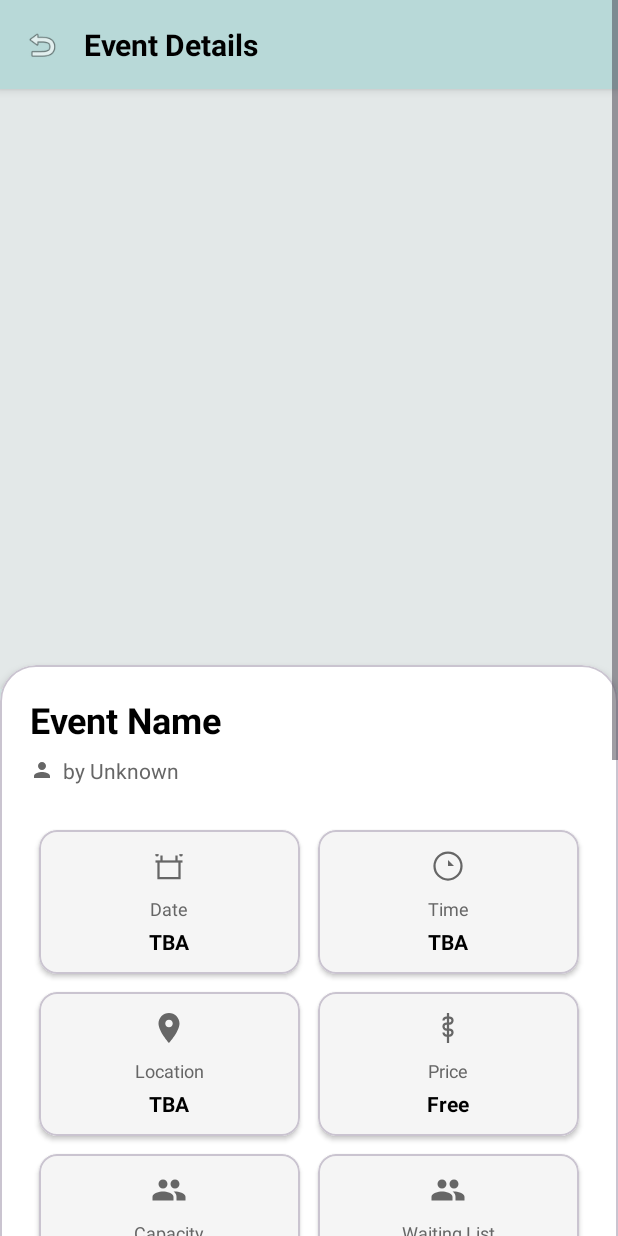
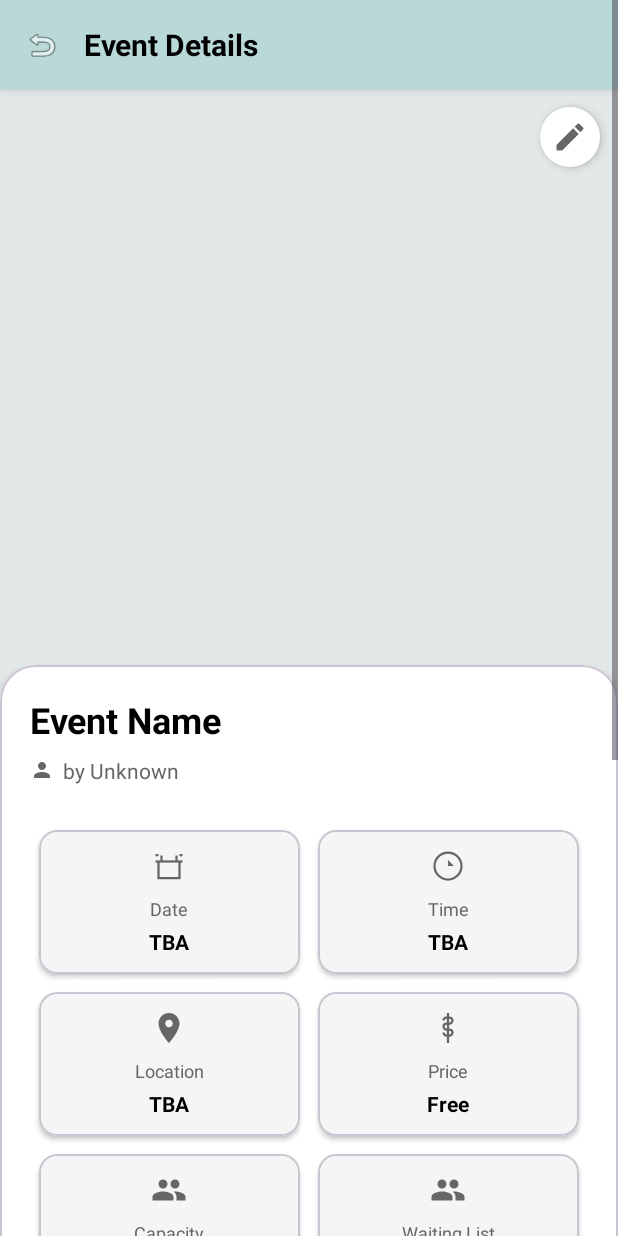
Before and after one commit to CMPUT301F25bingus/bingus0-cat, an Android app: the fragment AdminEventDetailsFragment placed in its activity, on a phone screen of 412 x 824 dp. Run offline under Robolectric (Android 15) with nearby library versions, the phone set to English and light mode, and no system bars; our stand-ins replace Firebase (no records; nobody signed in at launch, a user with empty details on screens opened directly); pictures from the network do not load; 1 statement that could not run was skipped.

Commit message:
final stuffs with all user stories

```diff
--- a/EventMaster/app/src/main/java/com/example/eventmaster/data/api/PosterRepository.java
+++ b/EventMaster/app/src/main/java/com/example/eventmaster/data/api/PosterRepository.java
@@ -6,4 +6,7 @@ import com.google.android.gms.tasks.Task;
 public interface PosterRepository {
     /** Uploads poster to Storage at posters/{eventId}.jpg and returns download URL. */
     Task<String> upload(String eventId, Uri localPoster);
+
+    /** Deletes poster from Storage at events/{eventId}/poster.jpg. */
+    Task<Void> delete(String eventId);
 }
--- /dev/null
+++ b/EventMaster/app/src/main/res/drawable/bg_rounded_white.xml
@@ -0,0 +1,8 @@
+<?xml version="1.0" encoding="utf-8"?>
+<shape xmlns:android="http://schemas.android.com/apk/res/android"
+    android:shape="oval">
+    <solid android:color="@android:color/white" />
+    <size
+        android:width="40dp"
+        android:height="40dp" />
+</shape>
--- a/EventMaster/app/src/main/res/layout/admin_fragment_event_details.xml
+++ b/EventMaster/app/src/main/res/layout/admin_fragment_event_details.xml
@@ -48,14 +48,34 @@
 
             </androidx.constraintlayout.widget.ConstraintLayout>
 
-            <!-- Event Poster Image - Larger to fit entire poster -->
+            <!-- Event Poster Image with Delete Button -->
+            <RelativeLayout
+                android:layout_width="match_parent"
+                android:layout_height="400dp">
+
                     <ImageView
                         android:id="@+id/event_poster_image"
                         android:layout_width="match_parent"
-                android:layout_height="400dp"
+                        android:layout_height="match_parent"
                         android:scaleType="centerCrop"
                         android:background="#E3E8E8"
                         android:contentDescription="Event Poster" />
+
+                <!-- Delete Button (Pencil/Edit Icon) -->
+                <ImageButton
+                    android:id="@+id/btn_delete_poster"
+                    android:layout_width="40dp"
+                    android:layout_height="40dp"
+                    android:layout_alignParentEnd="true"
+                    android:layout_alignParentTop="true"
+                    android:layout_margin="12dp"
+                    android:background="@drawable/bg_rounded_white"
+                    android:src="@drawable/ic_edit_24"
+                    android:contentDescription="Delete Poster"
+                    android:padding="8dp"
+                    android:elevation="4dp"
+                    app:tint="#666666" />
+            </RelativeLayout>
 
             <!-- White Content Card -->
             <com.google.android.material.card.MaterialCardView
```
Also changed, not shown: EventMaster/app/src/main/java/com/example/eventmaster/data/firestore/PosterRepositoryFs.java (+16 -0 lines), EventMaster/app/src/main/java/com/example/eventmaster/ui/admin/fragments/AdminEventDetailsFragment.java (+84 -0 lines). Lines whose indentation alone changed are shown as unchanged.
